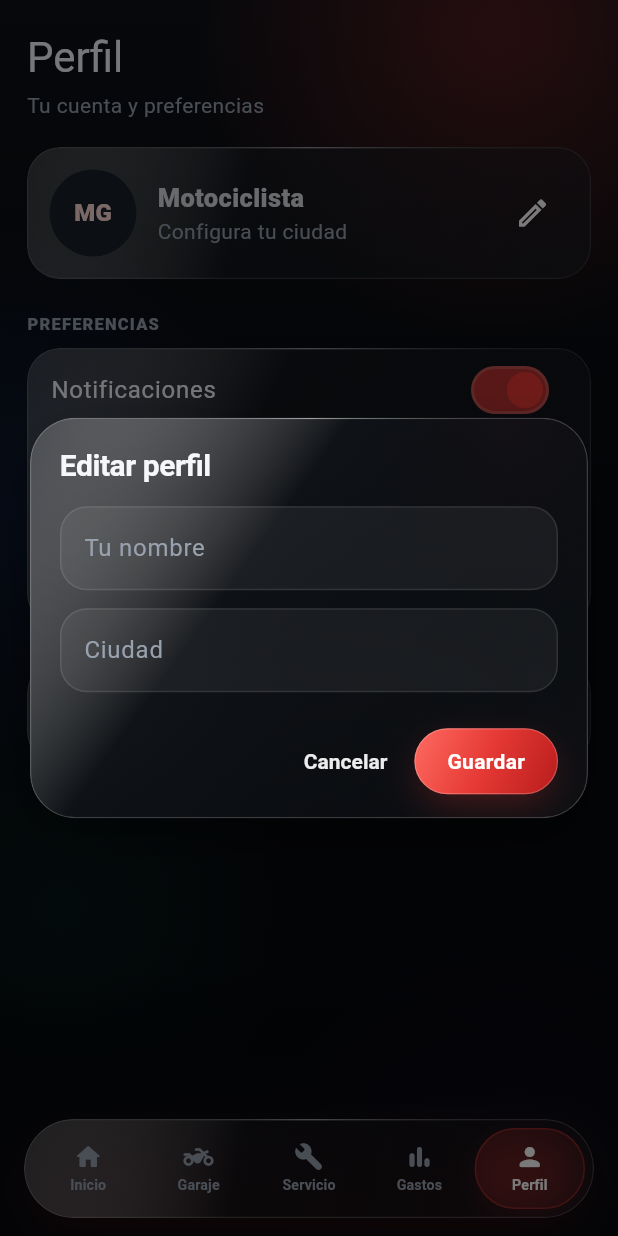
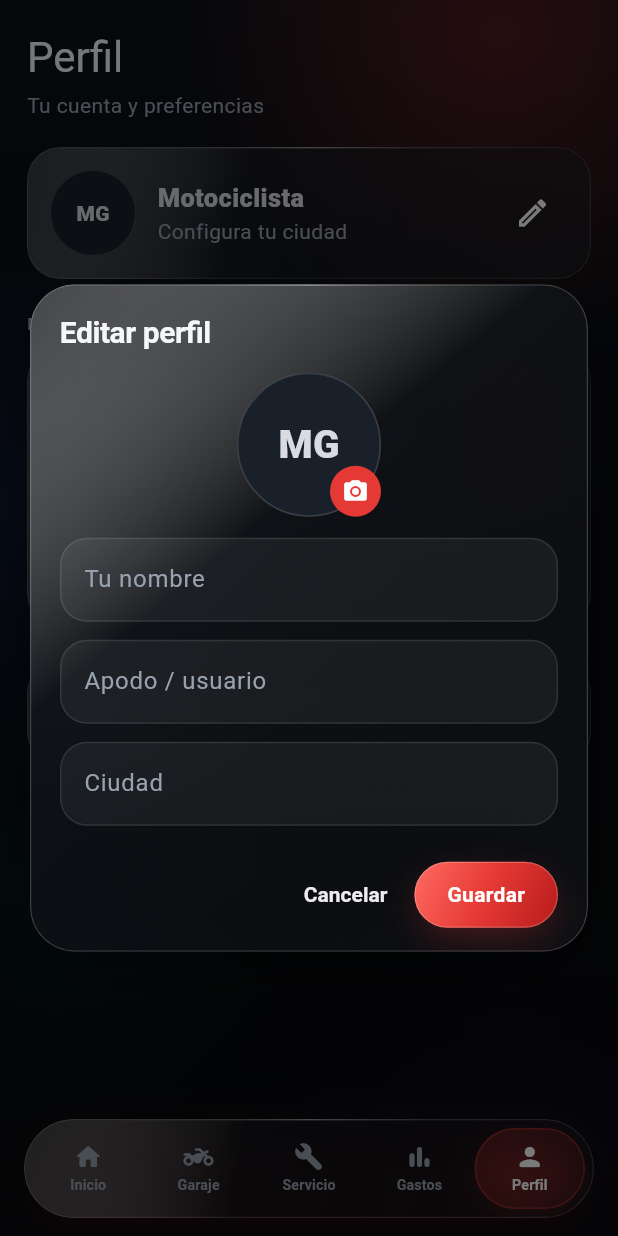
Before and after one commit to DanielELpro321/Mi-garaje-app, a Flutter app: the screen it shows after launch, item 5 of the bottom bar chosen, after a tap on the "edit" icon, on a phone screen of 412 x 824 dp. Run offline on Flutter 3.47's test engine with Material 3 defaults, Android fonts, the phone set to English and light mode, and no system bars; our stand-ins replace file_picker, shared_preferences, speech_to_text.

Commit message:
feat: editable profile with avatar, nickname and photo picker

```diff
--- a/app_flutter/lib/main.dart
+++ b/app_flutter/lib/main.dart
@@ -287,7 +287,9 @@ class GarageData {
   List<ServiceEntry> services = [];
   List<VehicleDocument> documents = [];
   String owner = '';
+  String nickname = '';
   String city = '';
+  String? avatarPath;
   double pricePerGallon = 16350;
   bool notifications = true;
   bool reminders = true;
@@ -298,7 +300,9 @@ class GarageData {
     'services': services.map((e) => e.toJson()).toList(),
     'documents': documents.map((e) => e.toJson()).toList(),
     'owner': owner,
+    'nickname': nickname,
     'city': city,
+    'avatarPath': avatarPath,
     'pricePerGallon': pricePerGallon,
     'notifications': notifications,
     'reminders': reminders,
@@ -323,7 +327,9 @@ class GarageData {
           .map((e) => VehicleDocument.fromJson(Map<String, dynamic>.from(e)))
           .toList()
       ..owner = json['owner'] as String? ?? ''
+      ..nickname = json['nickname'] as String? ?? ''
       ..city = json['city'] as String? ?? ''
+      ..avatarPath = json['avatarPath'] as String?
       ..pricePerGallon = (json['pricePerGallon'] as num?)?.toDouble() ?? 16350
       ..notifications = json['notifications'] as bool? ?? true
       ..reminders = json['reminders'] as bool? ?? true;
@@ -1484,21 +1490,34 @@ class _GarageAppState extends State<GarageApp> {
       _Panel(
         child: Row(
           children: [
-            CircleAvatar(
-              radius: 29,
-              backgroundColor: _surface2,
+            Container(
+              width: 58,
+              height: 58,
+              decoration: BoxDecoration(
+                shape: BoxShape.circle,
+                color: _surface2,
+                border: Border.all(color: Colors.white.withValues(alpha: .14)),
+              ),
+              child: ClipOval(
+                child: _data.avatarPath == null
+                    ? Center(
                         child: Text(
                           _data.owner.trim().isEmpty
                               ? 'MG'
                               : _data.owner
                                     .trim()
-                          .split(RegExp(r'\s+'))
+                                    .split(RegExp(r'\\s+'))
                                     .take(2)
                                     .map((e) => e[0])
                                     .join()
                                     .toUpperCase(),
                           style: const TextStyle(fontWeight: FontWeight.w800),
                         ),
+                      )
+                    : (_data.avatarPath!.startsWith('assets/')
+                          ? Image.asset(_data.avatarPath!, fit: BoxFit.cover)
+                          : Image.file(File(_data.avatarPath!), fit: BoxFit.cover)),
+              ),
             ),
             const SizedBox(width: 14),
             Expanded(
@@ -1511,6 +1530,11 @@ class _GarageAppState extends State<GarageApp> {
                       fontWeight: FontWeight.w800,
                       fontSize: 17,
                     ),
+                  ),
+                  if (_data.nickname.isNotEmpty)
+                    Text(
+                      '@${_data.nickname}',
+                      style: const TextStyle(color: _muted, fontSize: 12),
                     ),
                   Text(
                     _data.city.isEmpty ? 'Configura tu ciudad' : _data.city,
@@ -2161,23 +2185,69 @@ class _GarageAppState extends State<GarageApp> {
   Future<void> _editProfile() async {
     final form = GlobalKey<FormState>();
     final name = TextEditingController(text: _data.owner);
+    final nickname = TextEditingController(text: _data.nickname);
     final city = TextEditingController(text: _data.city);
+    String? avatarPath = _data.avatarPath;
     final saved = await _showDialog<bool>(
-      builder: (context) => _formDialog(
-        title: 'Editar perfil',
-        formKey: form,
-        fields: [_field(name, 'Tu nombre'), _field(city, 'Ciudad')],
-        onSubmit: () {
+      builder: (context) => StatefulBuilder(
+        builder: (context, setDialogState) => _GlassDialog(
+          title: const Text('Editar perfil'),
+          content: Form(
+            key: form,
+            child: SingleChildScrollView(
+              child: Column(
+                mainAxisSize: MainAxisSize.min,
+                children: [
+                  _profileAvatarPicker(
+                    avatarPath,
+                    onPick: () async {
+                      final path = await _pickPngAndPersist();
+                      if (path != null) {
+                        setDialogState(() => avatarPath = path);
+                      }
+                    },
+                    onClear: () => setDialogState(() => avatarPath = null),
+                  ),
+                  const SizedBox(height: 14),
+                  _field(name, 'Tu nombre', required: true),
+                  _field(nickname, 'Apodo / usuario'),
+                  _field(city, 'Ciudad'),
+                ],
+              ),
+            ),
+          ),
+          actions: [
+            TextButton(
+              onPressed: () => Navigator.pop(context),
+              child: const Text('Cancelar'),
+            ),
+            FilledButton(
+              onPressed: () {
+                if (!form.currentState!.validate()) return;
+                if (name.text.trim().isEmpty) {
+                  _message('El nombre es obligatorio.', isError: true);
+                  return;
+                }
                 _data
                   ..owner = name.text.trim()
-            ..city = city.text.trim();
+                  ..nickname = nickname.text.trim()
+                  ..city = city.text.trim()
+                  ..avatarPath = avatarPath;
                 Navigator.pop(context, true);
               },
+              child: const Text('Guardar'),
+            ),
+          ],
+        ),
       ),
     );
     name.dispose();
+    nickname.dispose();
     city.dispose();
-    if (saved == true) await _save();
+    if (saved == true) {
+      await _save();
+      _message('Perfil actualizado');
+    }
   }
 
   Future<void> _editPrice() async {
@@ -2221,6 +2291,80 @@ class _GarageAppState extends State<GarageApp> {
                 ? 'Este campo es obligatorio'
                 : null
           : null,
+    ),
+  );
+
+  Widget _profileAvatarPicker(
+    String? currentPath, {
+    required VoidCallback onPick,
+    required VoidCallback onClear,
+  }) =>
+      Center(
+        child: Stack(
+          alignment: Alignment.bottomRight,
+          children: [
+            Container(
+              width: 96,
+              height: 96,
+              decoration: BoxDecoration(
+                shape: BoxShape.circle,
+                color: _surface2,
+                border: Border.all(color: Colors.white.withValues(alpha: .14)),
+              ),
+              child: ClipOval(
+                child: currentPath == null
+                    ? Center(
+                        child: Text(
+                          _data.owner.trim().isEmpty
+                              ? 'MG'
+                              : _data.owner
+                                    .trim()
+                                    .split(RegExp(r'\s+'))
+                                    .take(2)
+                                    .map((e) => e[0])
+                                    .join()
+                                    .toUpperCase(),
+                          style: const TextStyle(
+                            fontWeight: FontWeight.w800,
+                            fontSize: 26,
+                          ),
+                        ),
+                      )
+                    : (currentPath.startsWith('assets/')
+                          ? Image.asset(currentPath, fit: BoxFit.cover)
+                          : Image.file(File(currentPath), fit: BoxFit.cover)),
+              ),
+            ),
+            Material(
+              color: _red,
+              shape: const CircleBorder(),
+              child: InkWell(
+                customBorder: const CircleBorder(),
+                onTap: onPick,
+                child: const Padding(
+                  padding: EdgeInsets.all(8),
+                  child: Icon(Icons.camera_alt_rounded, size: 18, color: Colors.white),
+                ),
+              ),
+            ),
+            if (currentPath != null)
+              Positioned(
+                top: 0,
+                right: 0,
+                child: Material(
+                  color: _surface2,
+                  shape: const CircleBorder(),
+                  child: InkWell(
+                    customBorder: const CircleBorder(),
+                    onTap: onClear,
+                    child: const Padding(
+                      padding: EdgeInsets.all(4),
+                      child: Icon(Icons.close_rounded, size: 14, color: _muted),
+                    ),
+                  ),
+                ),
+              ),
+          ],
         ),
       );
 
```
Lines whose indentation alone changed are shown as unchanged.
